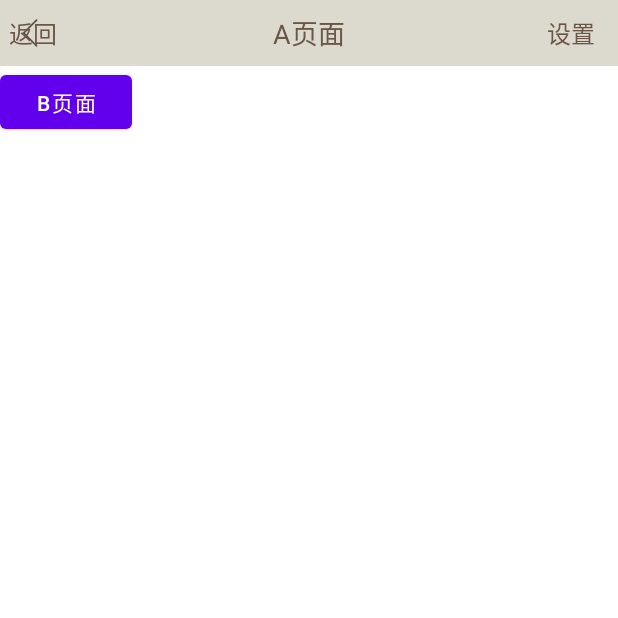
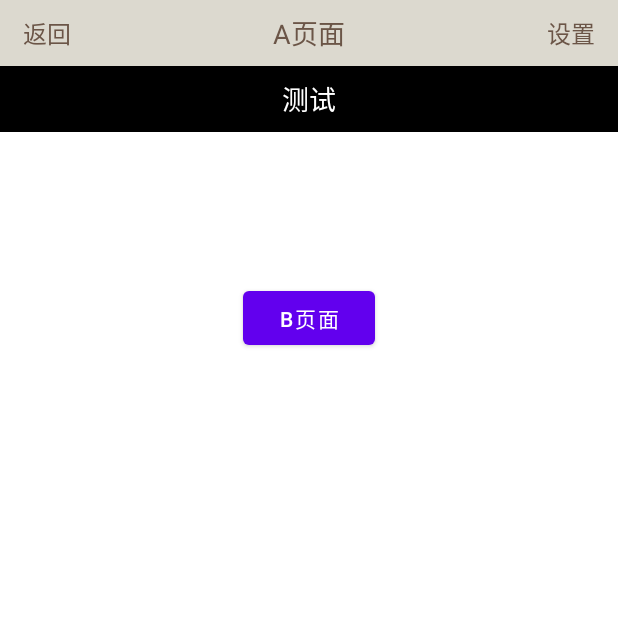
Before and after one commit to yeswefun/ZNavigationBar, an Android app: the screen it shows after launch (TestAActivity), after a tap on "A页面", on a phone screen of 412 x 824 dp, the top half of it. Run offline under Robolectric (Android 15) with nearby library versions, the phone set to English and light mode, and no system bars.

Commit message:
调整了一下导航栏的样式，加入了activity进入与退出的动画效果

```diff
--- a/app/src/main/AndroidManifest.xml
+++ b/app/src/main/AndroidManifest.xml
@@ -9,10 +9,11 @@
         android:roundIcon="@mipmap/ic_launcher_round"
         android:supportsRtl="true"
         android:theme="@style/Theme.ZNavigation">
-
+        <activity
+            android:name=".acitvity.BaseActivity"
+            android:theme="@style/AnimationActivity"/>
         <activity android:name=".acitvity.TestBActivity" />
         <activity android:name=".acitvity.TestAActivity" />
-
         <activity android:name=".MainActivity">
             <intent-filter>
                 <action android:name="android.intent.action.MAIN" />
--- a/app/src/main/java/com/z/znavigation/MainActivity.java
+++ b/app/src/main/java/com/z/znavigation/MainActivity.java
@@ -1,6 +1,4 @@
 package com.z.znavigation;
-
-import androidx.appcompat.app.AppCompatActivity;
 
 import android.content.Intent;
 import android.os.Bundle;
@@ -8,10 +6,11 @@ import android.view.View;
 import android.view.ViewGroup;
 import android.widget.Toast;
 
+import com.z.znavigation.acitvity.BaseActivity;
 import com.z.znavigation.acitvity.TestAActivity;
 import com.z.znavigation.navigation.DefaultNavigation;
 
-public class MainActivity extends AppCompatActivity {
+public class MainActivity extends BaseActivity {
 
     @Override
     protected void onCreate(Bundle savedInstanceState) {
@@ -22,7 +21,7 @@ public class MainActivity extends AppCompatActivity {
 
     private void initTitle() {
         DefaultNavigation navigation = new DefaultNavigation
-                .DefaultBuilder(this, (ViewGroup)findViewById(R.id.view_group_main))
+                .DefaultBuilder(this, (ViewGroup) findViewById(R.id.view_group_main))
                 .setTitle("投稿")
                 .setRightText("发布")
                 .setRightTextOnClickListener(new View.OnClickListener() {
--- /dev/null
+++ b/app/src/main/java/com/z/znavigation/acitvity/BaseActivity.java
@@ -0,0 +1,31 @@
+package com.z.znavigation.acitvity;
+
+import android.content.Intent;
+import android.os.Bundle;
+import android.os.PersistableBundle;
+
+import androidx.annotation.Nullable;
+import androidx.appcompat.app.AppCompatActivity;
+
+import com.z.znavigation.R;
+
+/*
+    在startActivity时调用overridePendingTransition(enterAnim, exitAnim)
+    在finish时调用overridePendingTransition(enterAnim, exitAnim)
+ */
+public class BaseActivity extends AppCompatActivity {
+
+    @Override
+    public void startActivity(Intent intent) {
+        super.startActivity(intent);
+        // enterAnim, exitAnim
+        overridePendingTransition(R.anim.activity_right_in, R.anim.activity_left_out);
+    }
+
+    @Override
+    public void finish() {
+        super.finish();
+        // enterAnim, exitAnim
+        overridePendingTransition(R.anim.activity_left_in, R.anim.activity_right_out);
+    }
+}
--- a/app/src/main/java/com/z/znavigation/acitvity/TestAActivity.java
+++ b/app/src/main/java/com/z/znavigation/acitvity/TestAActivity.java
@@ -1,6 +1,4 @@
 package com.z.znavigation.acitvity;
-
-import androidx.appcompat.app.AppCompatActivity;
 
 import android.content.Intent;
 import android.os.Bundle;
@@ -11,7 +9,7 @@ import android.widget.Toast;
 import com.z.znavigation.R;
 import com.z.znavigation.navigation.DefaultNavigation;
 
-public class TestAActivity extends AppCompatActivity {
+public class TestAActivity extends BaseActivity {
 
     @Override
     protected void onCreate(Bundle savedInstanceState) {
@@ -22,7 +20,7 @@ public class TestAActivity extends AppCompatActivity {
 
     private void initTitle() {
         DefaultNavigation navigation = new DefaultNavigation
-                .DefaultBuilder(this, (ViewGroup)findViewById(R.id.view_group_a))
+                .DefaultBuilder(this, (ViewGroup) findViewById(R.id.view_group_a))
                 .setTitle("A页面")
                 .setRightText("设置")
                 .setRightTextOnClickListener(new View.OnClickListener() {
--- a/app/src/main/java/com/z/znavigation/acitvity/TestBActivity.java
+++ b/app/src/main/java/com/z/znavigation/acitvity/TestBActivity.java
@@ -1,6 +1,4 @@
 package com.z.znavigation.acitvity;
-
-import androidx.appcompat.app.AppCompatActivity;
 
 import android.os.Bundle;
 import android.view.View;
@@ -10,7 +8,7 @@ import android.widget.Toast;
 import com.z.znavigation.R;
 import com.z.znavigation.navigation.DefaultNavigation;
 
-public class TestBActivity extends AppCompatActivity {
+public class TestBActivity extends BaseActivity {
 
     @Override
     protected void onCreate(Bundle savedInstanceState) {
@@ -21,7 +19,7 @@ public class TestBActivity extends AppCompatActivity {
 
     private void initTitle() {
         DefaultNavigation navigation = new DefaultNavigation
-                .DefaultBuilder(this, (ViewGroup)findViewById(R.id.view_group_b))
+                .DefaultBuilder(this, (ViewGroup) findViewById(R.id.view_group_b))
                 .setTitle("B页面")
                 .setRightText("帮助")
                 .setRightTextOnClickListener(new View.OnClickListener() {
@@ -32,4 +30,5 @@ public class TestBActivity extends AppCompatActivity {
                 })
                 .create();
     }
+
 }
--- a/app/src/main/java/com/z/znavigation/navigation/DefaultNavigation.java
+++ b/app/src/main/java/com/z/znavigation/navigation/DefaultNavigation.java
@@ -28,8 +28,11 @@ public class DefaultNavigation extends AbsNavigation<DefaultNavigation.DefaultBu
 
         setOnClickListener(R.id.right_text, getParams().mRightTextOnClickListener);
 
-        if (!getParams().mDisableBackButton) {
-            setText(R.id.back_button, "返回");
+        if (getParams().mDisableBackButton) {
+
+        } else {
+            // 左边的一般是默认的, finish();
+             setText(R.id.back_button, "返回");
             setOnClickListener(R.id.back_button, new View.OnClickListener() {
                 @Override
                 public void onClick(View v) {
@@ -37,7 +40,6 @@ public class DefaultNavigation extends AbsNavigation<DefaultNavigation.DefaultBu
                 }
             });
         }
-        // 左边的一般是默认的, finish();
     }
 
     public static class DefaultBuilder extends AbsNavigation.AbsBuilder {
--- /dev/null
+++ b/app/src/main/res/anim/activity_left_in.xml
@@ -0,0 +1,5 @@
+<?xml version="1.0" encoding="utf-8"?>
+<translate xmlns:android="http://schemas.android.com/apk/res/android"
+    android:duration="300"
+    android:fromXDelta="-100%p"
+    android:toXDelta="0" />
--- /dev/null
+++ b/app/src/main/res/anim/activity_left_out.xml
@@ -0,0 +1,5 @@
+<?xml version="1.0" encoding="utf-8"?>
+<translate xmlns:android="http://schemas.android.com/apk/res/android"
+    android:duration="300"
+    android:fromXDelta="0"
+    android:toXDelta="-100%p" />
--- /dev/null
+++ b/app/src/main/res/anim/activity_right_in.xml
@@ -0,0 +1,5 @@
+<?xml version="1.0" encoding="utf-8"?>
+<translate xmlns:android="http://schemas.android.com/apk/res/android"
+    android:duration="300"
+    android:fromXDelta="100%p"
+    android:toXDelta="0" />
--- /dev/null
+++ b/app/src/main/res/anim/activity_right_out.xml
@@ -0,0 +1,5 @@
+<?xml version="1.0" encoding="utf-8"?>
+<translate xmlns:android="http://schemas.android.com/apk/res/android"
+    android:duration="300"
+    android:fromXDelta="0"
+    android:toXDelta="100%p" />
--- a/app/src/main/res/layout/activity_main.xml
+++ b/app/src/main/res/layout/activity_main.xml
@@ -7,9 +7,14 @@
     android:orientation="vertical"
     tools:context=".MainActivity">
 
+    <TextView
+        style="@style/test_placeholder" />
+
     <Button
         android:layout_width="wrap_content"
         android:layout_height="wrap_content"
+        android:layout_gravity="center"
+        android:layout_marginTop="100dp"
         android:onClick="handleClickA"
         android:text="A页面" />
 
--- a/app/src/main/res/layout/activity_test_a.xml
+++ b/app/src/main/res/layout/activity_test_a.xml
@@ -1,15 +1,20 @@
 <?xml version="1.0" encoding="utf-8"?>
 <LinearLayout xmlns:android="http://schemas.android.com/apk/res/android"
     xmlns:tools="http://schemas.android.com/tools"
+    android:id="@+id/view_group_a"
     android:layout_width="match_parent"
     android:layout_height="match_parent"
     android:orientation="vertical"
-    android:id="@+id/view_group_a"
     tools:context=".acitvity.TestAActivity">
+
+    <TextView
+        style="@style/test_placeholder" />
 
     <Button
         android:layout_width="wrap_content"
         android:layout_height="wrap_content"
+        android:layout_gravity="center"
+        android:layout_marginTop="100dp"
         android:onClick="handleClickB"
         android:text="B页面" />
 
--- a/app/src/main/res/layout/activity_test_b.xml
+++ b/app/src/main/res/layout/activity_test_b.xml
@@ -1,16 +1,20 @@
 <?xml version="1.0" encoding="utf-8"?>
 <LinearLayout xmlns:android="http://schemas.android.com/apk/res/android"
     xmlns:tools="http://schemas.android.com/tools"
+    android:id="@+id/view_group_b"
     android:layout_width="match_parent"
     android:layout_height="match_parent"
     android:orientation="vertical"
-    android:id="@+id/view_group_b"
     tools:context=".acitvity.TestBActivity">
+
+    <TextView
+        style="@style/test_placeholder" />
 
     <TextView
         android:id="@+id/textView"
         android:layout_width="match_parent"
-        android:layout_height="match_parent"
+        android:layout_height="0dp"
+        android:layout_weight="1"
         android:gravity="center"
         android:text="B"
         android:textSize="30sp" />
--- a/app/src/main/res/layout/default_navigation.xml
+++ b/app/src/main/res/layout/default_navigation.xml
@@ -2,26 +2,36 @@
 <RelativeLayout xmlns:android="http://schemas.android.com/apk/res/android"
     style="@style/title_bar_style">
 
+    <!--
+        TODO:
+            是否可以都使用TextView来占位
+            添加view的方式是否可以改为动态添加(TextView, ImageView)
+    -->
+    <!--    <TextView-->
+    <!--        android:id="@+id/back_button"-->
+    <!--        style="@style/back_view" />-->
     <TextView
         android:id="@+id/back_button"
-        style="@style/back_view" />
+        style="@style/back_view2"
+        android:layout_alignParentLeft="true" />
 
+    <!--
+        TODO: 文字超出长度省略
+        android:text="默认标题"
+        TODO: 可以显示搜索框
+    -->
     <TextView
         android:id="@+id/title"
         style="@style/title_text_style"
         android:layout_width="wrap_content"
         android:layout_height="wrap_content"
         android:layout_centerInParent="true"
-        android:layout_marginLeft="75.0dip"
-        android:layout_marginRight="75.0dip"
-        android:ellipsize="end"
-        android:singleLine="true"
-        android:visibility="gone"
-        android:text="默认标题"/>
+        android:visibility="gone" />
 
     <TextView
         android:id="@+id/right_text"
-        android:visibility="gone"
         style="@style/title_bar_button"
-        android:layout_alignParentRight="true" />
+        android:layout_alignParentRight="true"
+        android:visibility="gone" />
+
 </RelativeLayout>
--- a/app/src/main/res/values/themes.xml
+++ b/app/src/main/res/values/themes.xml
@@ -12,44 +12,83 @@
         <!-- Status bar color. -->
         <item name="android:statusBarColor" tools:targetApi="l">?attr/colorPrimaryVariant</item>
         <!-- Customize your theme here. -->
+    </style>
+
+
+    <!-- TextView占位测试 -->
+    <style name="test_placeholder">
+        <item name="android:layout_width">match_parent</item>
+        <item name="android:layout_height">44dp</item>
+        <item name="android:gravity">center</item>
+        <item name="android:text">测试</item>
+        <item name="android:background">@color/black</item>
+        <item name="android:textColor">@color/white</item>
+        <item name="android:textSize">18sp</item>
+    </style>
+
+    <!--Activity进场。出场动画-->
+    <style name="AnimationActivity" parent="Theme.AppCompat.Light.NoActionBar">
+        <!--用于设置打开新的Activity并进入新的Activity展示的动画-->
+        <item name="android:activityOpenEnterAnimation">@anim/activity_right_in</item>
+        <!--用于设置打开新的Activity并销毁之前的Activity展示的动画-->
+        <item name="android:activityOpenExitAnimation">@anim/activity_left_in</item>
+        <!--用于设置关闭当前Activity进入上一个Activity展示的动画-->
+        <item name="android:activityCloseEnterAnimation">@anim/activity_right_out</item>
+        <!--用于设置关闭当前Activity时展示的动画-->
+        <item name="android:activityCloseExitAnimation">@anim/activity_left_out</item>
+        <!--全屏显示-->
         <item name="android:windowFullscreen">true</item>
     </style>
 
-
+    <!-- 导航栏样式 -->
     <style name="title_bar_style">
         <item name="android:background">@color/title_bar_bg_day</item>
-        <item name="android:paddingLeft">0.0dip</item>
-        <item name="android:paddingRight">0.0dip</item>
-        <item name="android:layout_width">fill_parent</item>
-        <item name="android:layout_height">44.0dip</item>
+        <item name="android:paddingLeft">0dp</item>
+        <item name="android:paddingRight">0dp</item>
+        <item name="android:layout_width">match_parent</item>
+        <item name="android:layout_height">44dp</item>
     </style>
 
     <style name="title_text_style">
-        <item name="android:textSize">18.0sp</item>
+        <item name="android:textSize">18sp</item>
         <item name="android:textColor">@color/s9</item>
     </style>
 
     <style name="title_bar_button">
-        <item name="android:textSize">16.0sp</item>
+        <item name="android:textSize">16sp</item>
         <item name="android:textColor">@color/s9</item>
         <item name="android:gravity">center</item>
         <item name="android:background">@null</item>
-        <item name="android:paddingLeft">5.0dip</item>
-        <item name="android:paddingRight">5.0dip</item>
+        <item name="android:paddingLeft">5dp</item>
+        <item name="android:paddingRight">5dp</item>
         <item name="android:layout_width">wrap_content</item>
         <item name="android:layout_height">fill_parent</item>
-        <item name="android:layout_marginLeft">0.0dip</item>
-        <item name="android:layout_marginRight">10.0dip</item>
+        <item name="android:layout_marginLeft">0dp</item>
+        <item name="android:layout_marginRight">10dp</item>
     </style>
 
     <style name="back_view" parent="@style/title_bar_button">
         <item name="android:gravity">center</item>
         <item name="android:background">@drawable/btn_back</item>
-        <item name="android:paddingLeft">0.0dip</item>
-        <item name="android:paddingRight">0.0dip</item>
-        <item name="android:layout_marginLeft">0.0dip</item>
-        <item name="android:layout_marginRight">0.0dip</item>
+        <item name="android:paddingLeft">0dp</item>
+        <item name="android:paddingRight">0dp</item>
+        <item name="android:layout_marginLeft">0dp</item>
+        <item name="android:layout_marginRight">0dp</item>
         <item name="android:text">@null</item>
         <item name="android:drawableLeft">@null</item>
     </style>
+
+    <style name="back_view2" parent="@style/title_bar_button">
+        <item name="android:textSize">16sp</item>
+        <item name="android:textColor">@color/s9</item>
+        <item name="android:gravity">center</item>
+        <item name="android:background">@null</item>
+        <item name="android:paddingLeft">5dp</item>
+        <item name="android:paddingRight">5dp</item>
+        <item name="android:layout_width">wrap_content</item>
+        <item name="android:layout_height">fill_parent</item>
+        <item name="android:layout_marginLeft">10dp</item>
+        <item name="android:layout_marginRight">0dp</item>
+    </style>
+
 </resources>
```
